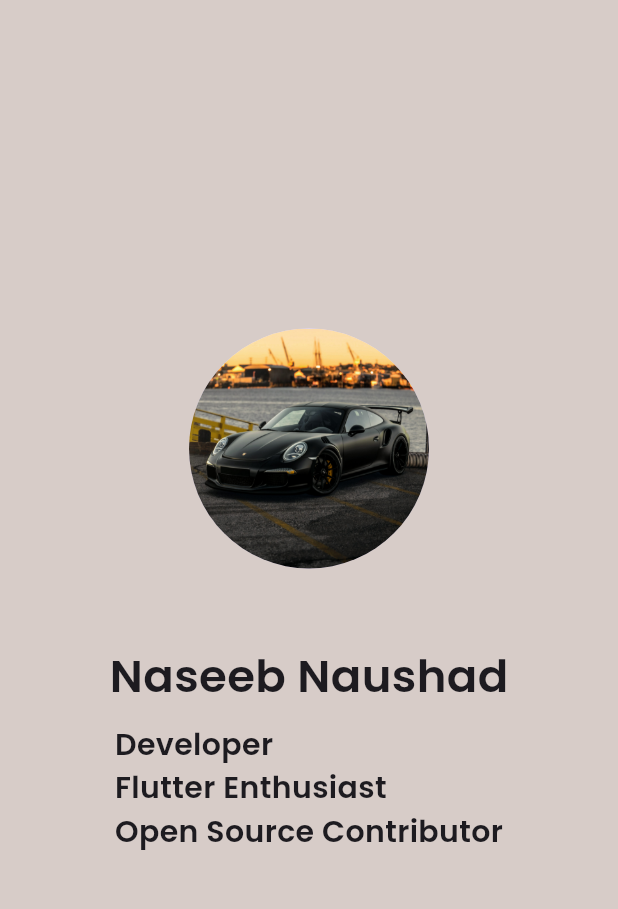
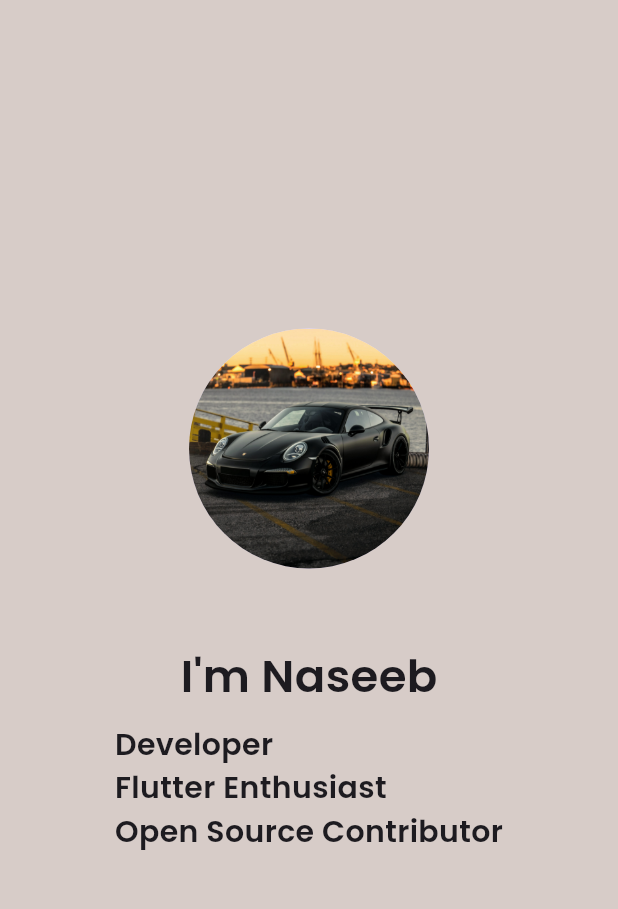
Before and after one commit to naseebnaushad/portfolio, a Flutter app: the screen it shows after launch, on a phone screen of 412 x 824 dp, the part 84-993 px from its top. Run offline on Flutter 3.47's test engine with Material 3 defaults, Android fonts, the phone set to English and light mode, and no system bars; our stand-ins replace google_fonts; Roboto replaces fonts that are missing (Playfair).

Commit message:
Profile changes

```diff
--- a/lib/main.dart
+++ b/lib/main.dart
@@ -50,7 +50,7 @@ class MyApp extends StatelessWidget {
               ),
               SizedBox(height: 30),
               Text(
-                'Naseeb Naushad',
+                'I\'m Naseeb',
                 style: GoogleFonts.poppins(
                   fontWeight: FontWeight.w600,
                   fontSize: 30,
```
